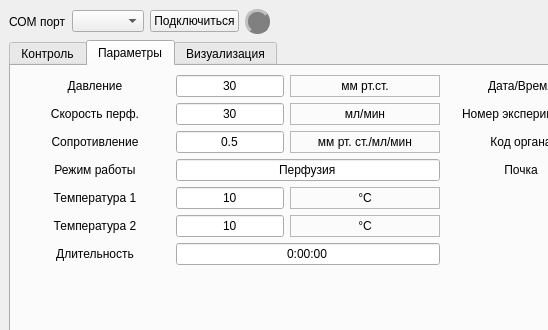
Above: mainwindow.ui from walrusfriend/Kidney-Monitor-Qt before the change; both pictures show x 0 to 548 and y 0 to 330 of the 814 by 600 pixel window. Below: the same form after it.
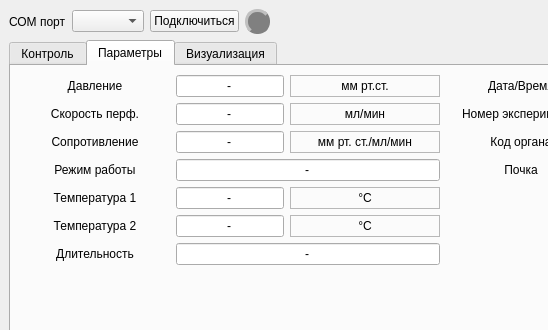
That is the form after the change.

Commit message: Fill regime line edit UI widget

What changed in the file:
```diff
--- a/mainwindow.ui
+++ b/mainwindow.ui
@@ -352,7 +352,7 @@
                 <item>
                  <widget class="QLineEdit" name="le_pressure">
                   <property name="text">
-                   <string>30</string>
+                   <string>-</string>
                   </property>
                   <property name="alignment">
                    <set>Qt::AlignmentFlag::AlignCenter</set>
@@ -410,7 +410,7 @@
                 <item>
                  <widget class="QLineEdit" name="le_perfussion_speed">
                   <property name="text">
-                   <string>30</string>
+                   <string>-</string>
                   </property>
                   <property name="alignment">
                    <set>Qt::AlignmentFlag::AlignCenter</set>
@@ -474,7 +474,7 @@
                    </size>
                   </property>
                   <property name="text">
-                   <string>0.5</string>
+                   <string>-</string>
                   </property>
                   <property name="alignment">
                    <set>Qt::AlignmentFlag::AlignCenter</set>
@@ -532,7 +532,7 @@
                 <item>
                  <widget class="QLineEdit" name="le_working_mode">
                   <property name="text">
-                   <string>Перфузия</string>
+                   <string>-</string>
                   </property>
                   <property name="alignment">
                    <set>Qt::AlignmentFlag::AlignCenter</set>
@@ -565,7 +565,7 @@
                 <item>
                  <widget class="QLineEdit" name="le_temp1">
                   <property name="text">
-                   <string>10</string>
+                   <string>-</string>
                   </property>
                   <property name="alignment">
                    <set>Qt::AlignmentFlag::AlignCenter</set>
@@ -617,7 +617,7 @@
                 <item>
                  <widget class="QLineEdit" name="le_temp2">
                   <property name="text">
-                   <string>10</string>
+                   <string>-</string>
                   </property>
                   <property name="alignment">
                    <set>Qt::AlignmentFlag::AlignCenter</set>
@@ -669,7 +669,7 @@
                 <item>
                  <widget class="QLineEdit" name="le_duration">
                   <property name="text">
-                   <string>0:00:00</string>
+                   <string>-</string>
                   </property>
                   <property name="alignment">
                    <set>Qt::AlignmentFlag::AlignCenter</set>
```
The commit also changes 5 other files.
